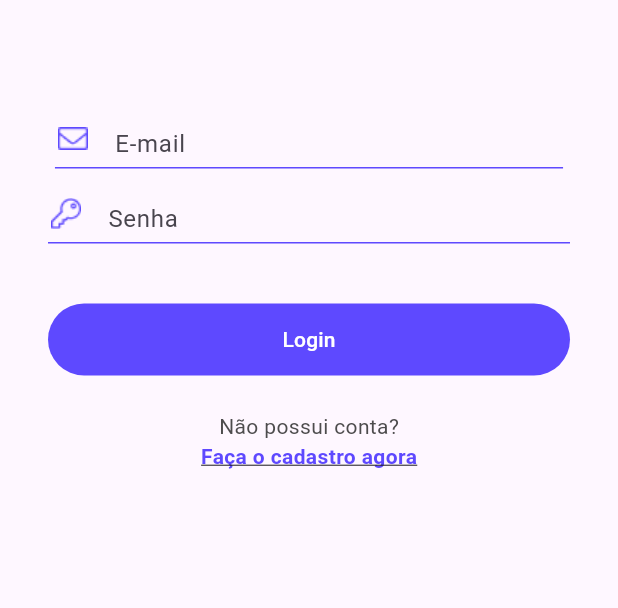
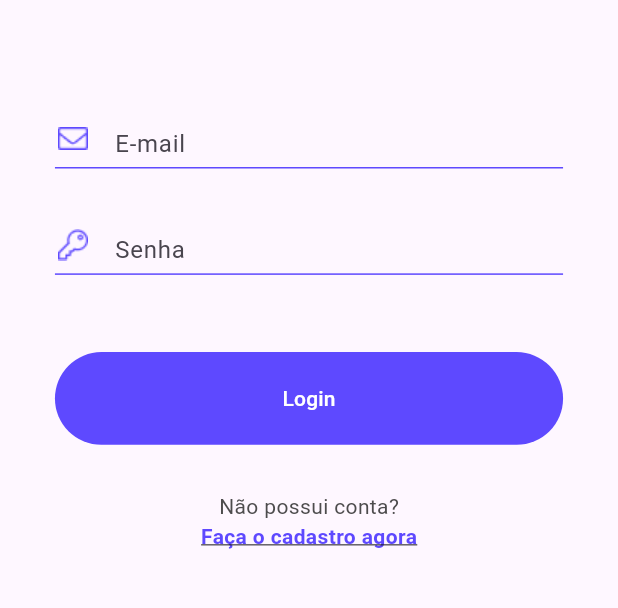
Before and after one commit to Lorena-Mattos/xmachina, a Flutter app: the screen it shows after launch, on a phone screen of 412 x 824 dp, the part 372-980 px from its top. Run offline on Flutter 3.47's test engine with Material 2 defaults, Android fonts, the phone set to English and light mode, and no system bars; our stand-ins replace flutter_dotenv.

Commit message:
Refactor loginview layout with responsive padding and sizing

```diff
--- a/lib/View/loginview.dart
+++ b/lib/View/loginview.dart
@@ -44,31 +44,42 @@ class _LoginViewState extends State<LoginView> {
                 iconPath: 'assets/icons/envelope.png',
               ), // Added closing parenthesis here
           ),
-          const Padding(
-            padding: EdgeInsets.only(bottom: 0, left: 32, top: 10, right: 32),
-          child:
-            CustomTextField(
-              textHint: 'Senha',
-              iconPath: 'assets/icons/key.png',
-              obscureText: true,
-            ), // Added closing parenthesis here
+          Padding(
+            padding: EdgeInsets.only(bottom: 0,
+            left: convertWidth(32, size.width),
+            top: convertHeight(24, size.height),
+            right: convertWidth(32, size.width)
+            ),
+            child:
+              const CustomTextField(
+                textHint: 'Senha',
+                iconPath: 'assets/icons/key.png',
+                obscureText: true,
+              ), // Added closing parenthesis here
           ),
           Padding(
-            padding: const EdgeInsets.only(bottom: 0, left: 32, top: 40, right: 32),
+            padding: EdgeInsets.only(bottom: 0,
+            left: convertWidth(32, size.width),
+            top: convertHeight(40, size.height),
+            right: convertWidth(32, size.width),
+            ),
             child: TextButton(
                 onPressed: () {},
               style: TextButton.styleFrom(
                 foregroundColor: Colors.white,
                 backgroundColor: primaryColor,
-                minimumSize: Size(size.width, 48)
+                minimumSize: Size(size.width, convertHeight(48, size.height))
 
               ),
               child: const Text('Login')
               ),
           ),
-        const Padding(
-        padding: EdgeInsets.only(bottom: 0, left: 0, top: 24, right: 0),
-        child: Text('Não possui conta?', style: TextStyle(fontSize: 14,
+        Padding(
+        padding: EdgeInsets.only(bottom: 0,
+        left: 0,
+        top: convertHeight(24, size.height),
+        right: 0),
+        child: const Text('Não possui conta?', style: TextStyle(fontSize: 14,
         fontWeight: FontWeight.w400, color: grayColor),),
         ),
           const Text('Faça o cadastro agora', style: TextStyle(fontSize: 14,
```
